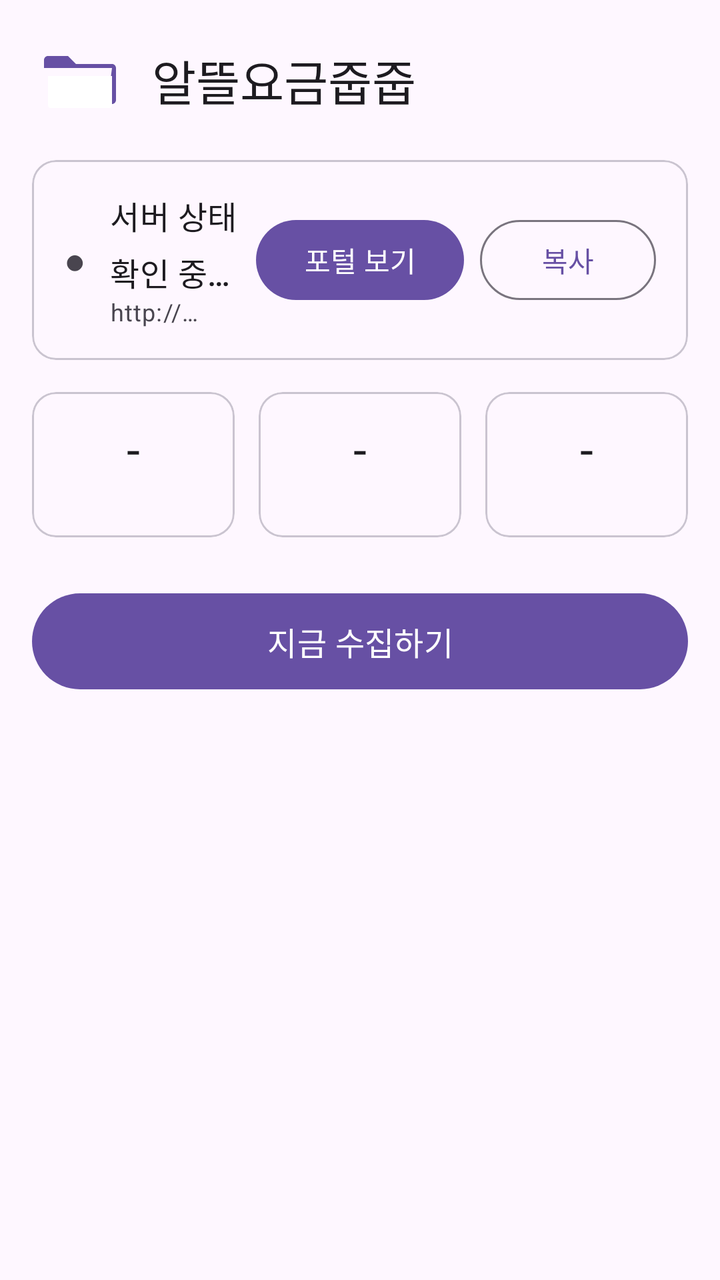
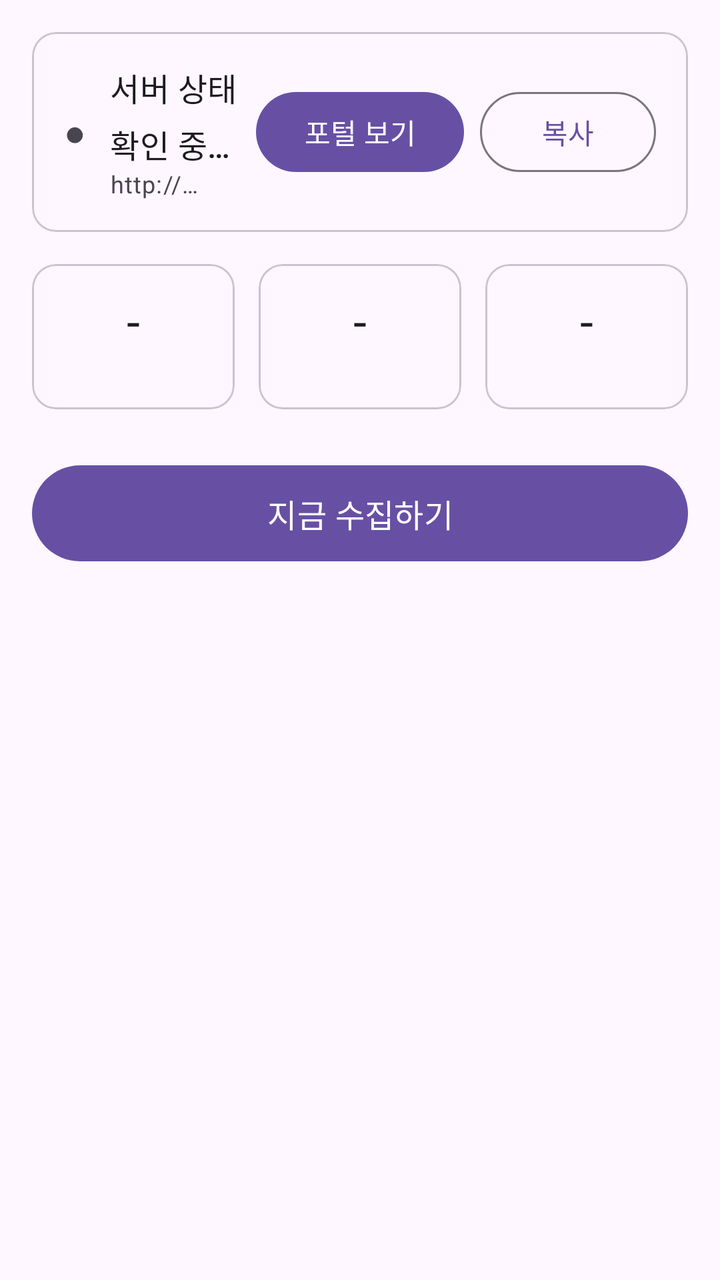

Two renders of the same Android screen: before a commit and after it. Below are the layout's source before the change and the commit's diff.
<!-- AndroidManifest.xml: another module's application theme Theme.JupJup -->
<!-- res/layout/plan_fragment_home.xml -->
<?xml version="1.0" encoding="utf-8"?>
<ScrollView xmlns:android="http://schemas.android.com/apk/res/android"
    android:layout_width="match_parent"
    android:layout_height="match_parent"
    android:fitsSystemWindows="true"
    android:padding="16dp">

    <LinearLayout
        android:layout_width="match_parent"
        android:layout_height="wrap_content"
        android:orientation="vertical">

        <LinearLayout
            android:layout_width="match_parent"
            android:layout_height="wrap_content"
            android:layout_marginBottom="16dp"
            android:gravity="center_vertical"
            android:orientation="horizontal">

            <ImageView
                android:layout_width="48dp"
                android:layout_height="48dp"
                android:contentDescription="알뜰요금줍줍 로고"
                android:src="@drawable/ic_logo_jupjup" />

            <TextView
                android:layout_width="wrap_content"
                android:layout_height="wrap_content"
                android:layout_marginStart="12dp"
                android:text="@string/plan_app_name_full"
                android:textAppearance="?attr/textAppearanceHeadlineSmall" />
        </LinearLayout>

        <com.google.android.material.card.MaterialCardView
            android:id="@+id/plan_server_status_card"
            android:layout_width="match_parent"
            android:layout_height="wrap_content"
            android:layout_marginBottom="16dp"
            app:cardCornerRadius="12dp"
            xmlns:app="http://schemas.android.com/apk/res-auto">

            <LinearLayout
                android:layout_width="match_parent"
                android:layout_height="wrap_content"
                android:gravity="center_vertical"
                android:orientation="horizontal"
                android:padding="16dp">

                <TextView
                    android:id="@+id/plan_server_status_dot"
                    android:layout_width="wrap_content"
                    android:layout_height="wrap_content"
                    android:text="●"
                    android:textSize="18sp" />

                <LinearLayout
                    android:layout_width="0dp"
                    android:layout_height="wrap_content"
                    android:layout_marginStart="12dp"
                    android:layout_weight="1"
                    android:orientation="vertical">

                    <TextView
                        android:id="@+id/plan_server_status_text"
                        android:layout_width="wrap_content"
                        android:layout_height="wrap_content"
                        android:text="서버 상태 확인 중…"
                        android:textAppearance="?attr/textAppearanceTitleMedium" />

                    <TextView
                        android:id="@+id/plan_server_address_text"
                        android:layout_width="wrap_content"
                        android:layout_height="wrap_content"
                        android:text="http://…"
                        android:textAppearance="?attr/textAppearanceBodySmall" />
                </LinearLayout>

                <Button
                    android:id="@+id/plan_btn_open_portal"
                    android:layout_width="wrap_content"
                    android:layout_height="wrap_content"
                    android:layout_marginEnd="8dp"
                    android:text="포털 보기" />

                <Button
                    android:id="@+id/plan_btn_copy_address"
                    style="@style/Widget.Material3.Button.OutlinedButton"
                    android:layout_width="wrap_content"
                    android:layout_height="wrap_content"
                    android:text="복사" />
            </LinearLayout>
        </com.google.android.material.card.MaterialCardView>

        <LinearLayout
            android:layout_width="match_parent"
            android:layout_height="wrap_content"
            android:layout_marginBottom="24dp"
            android:baselineAligned="false"
            android:orientation="horizontal">

            <include
                android:id="@+id/plan_stat_plans"
                layout="@layout/plan_item_stat_card"
                android:layout_width="0dp"
                android:layout_height="wrap_content"
                android:layout_marginEnd="6dp"
                android:layout_weight="1" />

            <include
                android:id="@+id/plan_stat_sources"
                layout="@layout/plan_item_stat_card"
                android:layout_width="0dp"
                android:layout_height="wrap_content"
                android:layout_marginHorizontal="6dp"
                android:layout_weight="1" />

            <include
                android:id="@+id/plan_stat_last_sync"
                layout="@layout/plan_item_stat_card"
                android:layout_width="0dp"
                android:layout_height="wrap_content"
                android:layout_marginStart="6dp"
                android:layout_weight="1" />
        </LinearLayout>

        <Button
            android:id="@+id/plan_btn_manual_crawl"
            android:layout_width="match_parent"
            android:layout_height="56dp"
            android:text="지금 수집하기"
            android:textAppearance="?attr/textAppearanceTitleMedium" />
    </LinearLayout>
</ScrollView>
<!-- res/layout/plan_item_stat_card.xml (included above) -->
<?xml version="1.0" encoding="utf-8"?>
<com.google.android.material.card.MaterialCardView xmlns:android="http://schemas.android.com/apk/res/android"
    xmlns:app="http://schemas.android.com/apk/res-auto"
    android:layout_width="match_parent"
    android:layout_height="wrap_content"
    app:cardCornerRadius="12dp">

    <LinearLayout
        android:layout_width="match_parent"
        android:layout_height="wrap_content"
        android:gravity="center"
        android:orientation="vertical"
        android:padding="12dp">

        <TextView
            android:id="@+id/plan_stat_value"
            android:layout_width="wrap_content"
            android:layout_height="wrap_content"
            android:text="-"
            android:textAppearance="?attr/textAppearanceHeadlineSmall" />

        <TextView
            android:id="@+id/plan_stat_label"
            android:layout_width="wrap_content"
            android:layout_height="wrap_content"
            android:text=""
            android:textAppearance="?attr/textAppearanceBodySmall" />
    </LinearLayout>
</com.google.android.material.card.MaterialCardView>
<!-- resources referenced by this layout -->
<resources>
  <!-- drawable ic_logo_jupjup (drawable) -->
  <?xml version="1.0" encoding="utf-8"?>
  <vector xmlns:android="http://schemas.android.com/apk/res/android"
      android:width="48dp"
      android:height="48dp"
      android:viewportWidth="48"
      android:viewportHeight="48">
      <path
          android:fillColor="@color/seed_primary"
          android:pathData="M42,18c0,-1.1 -0.9,-2 -2,-2H22l-4,-4H8c-1.1,0 -2,0.9 -2,2v4h34L38,34c0,1.1 0.9,2 2,2h0c1.1,0 2,-0.9 2,-2V18z" />
      <path
          android:fillColor="#FFFFFF"
          android:pathData="M8,22h32v14c0,1.1 -0.2,2 -1.2,2H9.2C8.2,38 8,37.1 8,36V22z" />
  </vector>
  <string name="plan_app_name_full">알뜰요금줍줍</string>
  <style name="Theme.JupJup" parent="Theme.Material3.DayNight.NoActionBar">
          <item name="colorPrimary">@color/seed_primary</item>
          <item name="colorOnPrimary">@android:color/white</item>
      </style>
  <color name="seed_primary">#6750A4</color>
</resources>

<!-- the commit's change to res/layout/plan_fragment_home.xml (unified diff, before → after) -->
@@ -9,27 +9,6 @@
         android:layout_width="match_parent"
         android:layout_height="wrap_content"
         android:orientation="vertical">
-
-        <LinearLayout
-            android:layout_width="match_parent"
-            android:layout_height="wrap_content"
-            android:layout_marginBottom="16dp"
-            android:gravity="center_vertical"
-            android:orientation="horizontal">
-
-            <ImageView
-                android:layout_width="48dp"
-                android:layout_height="48dp"
-                android:contentDescription="알뜰요금줍줍 로고"
-                android:src="@drawable/ic_logo_jupjup" />
-
-            <TextView
-                android:layout_width="wrap_content"
-                android:layout_height="wrap_content"
-                android:layout_marginStart="12dp"
-                android:text="@string/plan_app_name_full"
-                android:textAppearance="?attr/textAppearanceHeadlineSmall" />
-        </LinearLayout>
 
         <com.google.android.material.card.MaterialCardView
             android:id="@+id/plan_server_status_card"
<!-- resource entries referenced after the edit -->
@@ -1,20 +1,5 @@
 <!-- resources referenced by this layout -->
 <resources>
-  <!-- drawable ic_logo_jupjup (drawable) -->
-  <?xml version="1.0" encoding="utf-8"?>
-  <vector xmlns:android="http://schemas.android.com/apk/res/android"
-      android:width="48dp"
-      android:height="48dp"
-      android:viewportWidth="48"
-      android:viewportHeight="48">
-      <path
-          android:fillColor="@color/seed_primary"
-          android:pathData="M42,18c0,-1.1 -0.9,-2 -2,-2H22l-4,-4H8c-1.1,0 -2,0.9 -2,2v4h34L38,34c0,1.1 0.9,2 2,2h0c1.1,0 2,-0.9 2,-2V18z" />
-      <path
-          android:fillColor="#FFFFFF"
-          android:pathData="M8,22h32v14c0,1.1 -0.2,2 -1.2,2H9.2C8.2,38 8,37.1 8,36V22z" />
-  </vector>
-  <string name="plan_app_name_full">알뜰요금줍줍</string>
   <style name="Theme.JupJup" parent="Theme.Material3.DayNight.NoActionBar">
           <item name="colorPrimary">@color/seed_primary</item>
           <item name="colorOnPrimary">@android:color/white</item>
